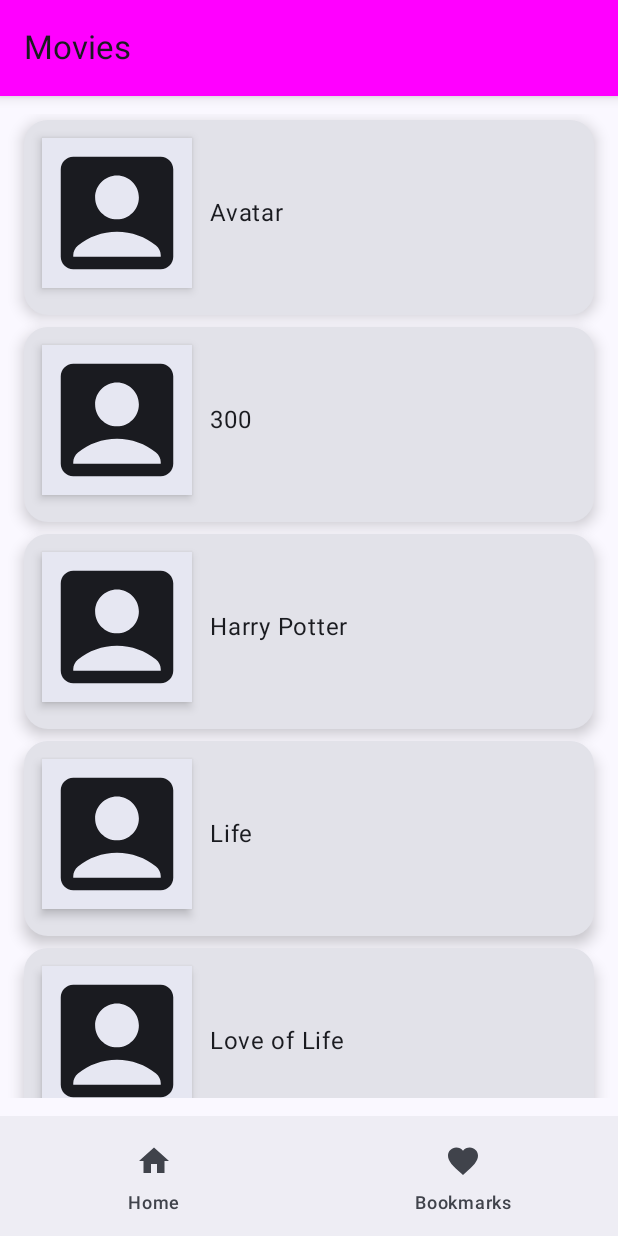
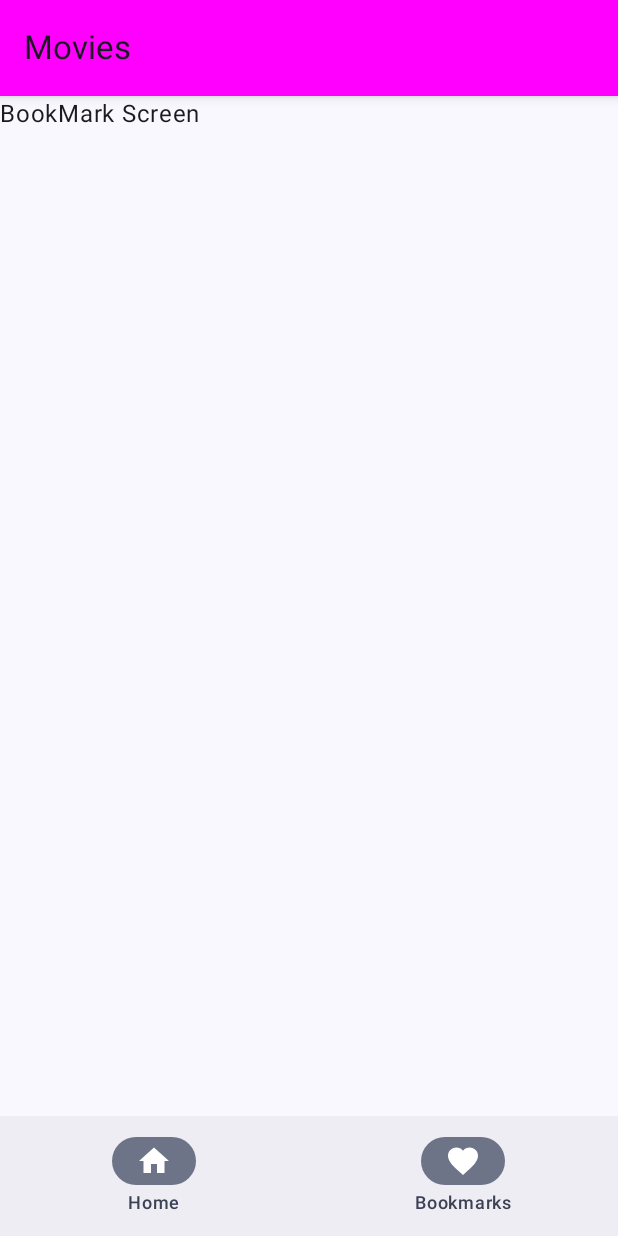
Before and after one commit to Dark-Coders995/Lokal, an Android app built with Jetpack Compose: the screen it shows after launch (MainActivity), item 2 of the bottom bar chosen, on a phone screen of 412 x 824 dp. Run offline under Robolectric (Android 15) with nearby library versions, the phone set to English and light mode, and no system bars.

```diff
--- a/app/src/main/java/com/works/lokal/MainActivity.kt
+++ b/app/src/main/java/com/works/lokal/MainActivity.kt
@@ -5,25 +5,27 @@ import androidx.activity.ComponentActivity
 import androidx.activity.compose.setContent
 import androidx.compose.runtime.Composable
 
+
 import androidx.compose.ui.tooling.preview.Preview
-import com.works.lokal.navigation.Navigation
+import androidx.navigation.compose.rememberNavController
+
+import com.works.lokal.screens.HomeScreen
 import com.works.lokal.ui.theme.LokalTheme
 
 class MainActivity : ComponentActivity() {
     override fun onCreate(savedInstanceState: Bundle?) {
         super.onCreate(savedInstanceState)
-
         setContent {
             MyApp{
-                Navigation()
+                val navController = rememberNavController()
+                HomeScreen(navController)
             }
         }
     }
 }
 
 @Composable
-fun MyApp(content : @Composable () -> Unit)
-{
+fun MyApp(content : @Composable () -> Unit) {
     LokalTheme {
         content()
     }
@@ -31,9 +33,9 @@ fun MyApp(content : @Composable () -> Unit)
 
 @Preview(showBackground =  true)
 @Composable
-fun DefaultPreview()
-{
+fun DefaultPreview() {
     MyApp{
-        Navigation()
+        val navController = rememberNavController()
+        HomeScreen(navController)
     }
 }
--- a/app/src/main/java/com/works/lokal/navigation/Navigation.kt
+++ b/app/src/main/java/com/works/lokal/navigation/Navigation.kt
@@ -1,23 +1,29 @@
 package com.works.lokal.navigation
 
 import androidx.compose.runtime.Composable
+import androidx.compose.ui.Modifier
+import androidx.navigation.NavHostController
 import androidx.navigation.compose.NavHost
 import androidx.navigation.compose.composable
-import androidx.navigation.compose.rememberNavController
-import com.works.lokal.screens.HomeScreen
+import com.works.lokal.screens.BookMarkScreen
+import com.works.lokal.screens.DetailsScreen
+import com.works.lokal.screens.MainContent
 
 @Composable
-fun Navigation() {
-    val navController = rememberNavController()
+fun Navigation(navController: NavHostController , modifier: Modifier) {
     NavHost(
         navController = navController,
-        startDestination = JobsScreens.HomeScreen.name){
-        composable(JobsScreens.HomeScreen.name){
-            HomeScreen(navController = navController)
-
+        startDestination = JobsScreens.HomeScreen.name,
+        modifier = modifier
+    ) {
+        composable(JobsScreens.HomeScreen.name) {
+            MainContent(navController = navController)
         }
-        composable(JobsScreens.DetailScreen.name){
-
+        composable(JobsScreens.DetailScreen.name) {
+            DetailsScreen(navController = navController)
+        }
+        composable(JobsScreens.BookMarkScreen.name) {
+            BookMarkScreen(navController = navController)
         }
     }
 }
--- a/app/src/main/java/com/works/lokal/screens/BookmarkScreen.kt
+++ b/app/src/main/java/com/works/lokal/screens/BookmarkScreen.kt
@@ -1 +1,12 @@
 package com.works.lokal.screens
+
+import androidx.compose.material3.Text
+import androidx.compose.runtime.Composable
+import androidx.navigation.NavController
+
+@Composable
+fun BookMarkScreen(navController: NavController) {
+    Text(
+        text = "BookMark Screen"
+    )
+}
--- a/app/src/main/java/com/works/lokal/screens/HomeScreen.kt
+++ b/app/src/main/java/com/works/lokal/screens/HomeScreen.kt
@@ -18,13 +18,15 @@ import androidx.compose.ui.draw.shadow
 import androidx.compose.ui.graphics.Color
 import androidx.compose.ui.unit.dp
 import androidx.navigation.NavController
+import androidx.navigation.NavHostController
 import com.works.lokal.navigation.JobsScreens
+import com.works.lokal.navigation.Navigation
 import com.works.lokal.widgets.BottomNavigationBar
 import com.works.lokal.widgets.JobRow
 
 @OptIn(ExperimentalMaterial3Api::class)
 @Composable
-fun HomeScreen(navController: NavController) {
+fun HomeScreen(navController: NavHostController) {
     Scaffold(
         topBar = {
             TopAppBar(
@@ -44,10 +46,7 @@ fun HomeScreen(navController: NavController) {
             BottomAppBar { BottomNavigationBar(navController = navController) }
         }
     ) {
-        MainContent(
-            modifier = Modifier.padding(it),
-            navController = navController
-        )
+        Navigation(navController , modifier = Modifier.padding(it))
     }
 }
 
@@ -55,7 +54,6 @@ fun HomeScreen(navController: NavController) {
 @Composable
 fun MainContent(
     navController: NavController,
-    modifier: Modifier,
     movieList: List<String> = listOf(
         "Avatar",
         "300",
@@ -66,8 +64,7 @@ fun MainContent(
     )
 ) {
     Column(
-        modifier = modifier
-            .padding(12.dp)
+        modifier = Modifier.padding(12.dp)
     ) {
         LazyColumn {
             items(
--- a/app/src/main/java/com/works/lokal/widgets/BottomNavigation.kt
+++ b/app/src/main/java/com/works/lokal/widgets/BottomNavigation.kt
@@ -47,7 +47,7 @@ fun BottomNavigationBar(navController: NavController) {
             alwaysShowLabel = true,
             icon = {
                 Icon(
-                imageVector =  Icons.Filled.Favorite,
+                    imageVector = Icons.Filled.Favorite,
                     contentDescription = "Bookmarks"
                 )
             },
@@ -57,7 +57,7 @@ fun BottomNavigationBar(navController: NavController) {
             },
             onClick = {
                 selectedItem = true
-            navController.navigate(route = JobsScreens.HomeScreen.name)
+                navController.navigate(route = JobsScreens.BookMarkScreen.name)
             }
         )
         /*
```
Also changed, not shown: app/src/main/java/com/works/lokal/navigation/JobsScreens.kt (+0 -10 lines), app/src/main/java/com/works/lokal/screens/DetailScreen.kt (+11 -0 lines), app/src/main/java/com/works/lokal/widgets/JobRows.kt (+8 -10 lines). Lines whose indentation alone changed are shown as unchanged.
